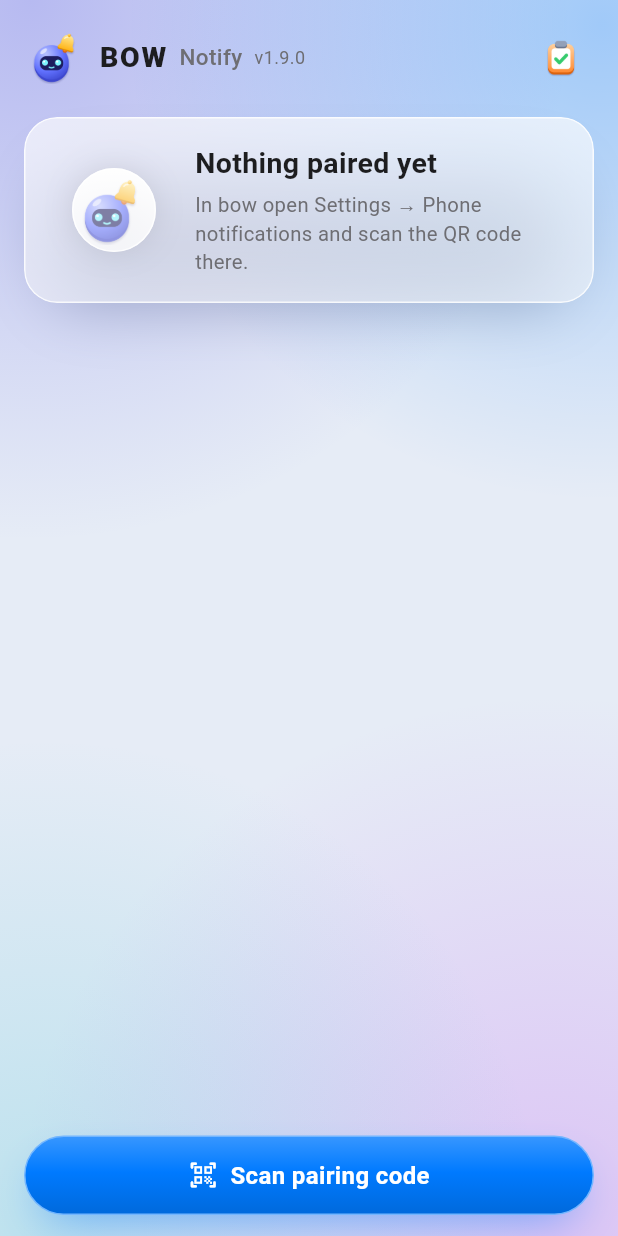
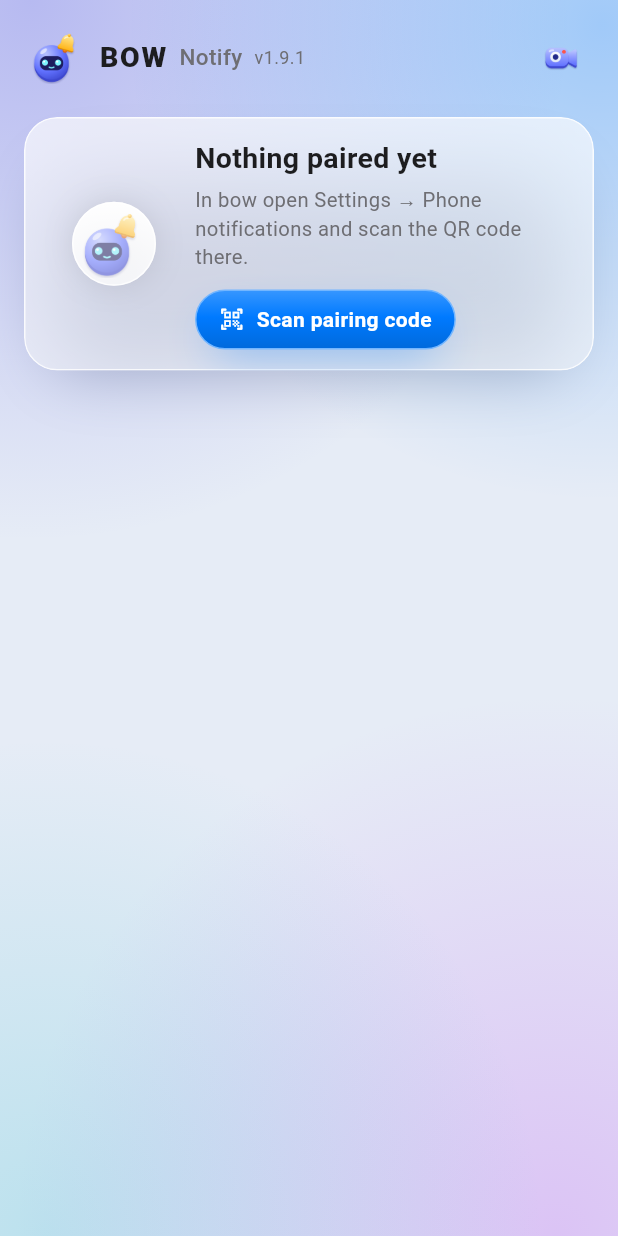
Before and after one commit to Bow-T/bow-agent-notify, a Flutter app: the screen it shows after launch, on a phone screen of 412 x 824 dp. Run offline on Flutter 3.47's test engine with Material 3 defaults, Android fonts, the phone set to English and light mode, and no system bars; our stand-ins replace firebase_core, firebase_messaging, flutter_local_notifications, flutter_markdown_plus, flutter_riverpod, local_auth and 1 more; missing offline and left inert: cryptography, home_widget, markdown, mobile_scanner; accounts and stored records are empty.

Commit message:
feat: nút quét mã thành icon nhỏ ở thanh trên, bỏ icon dán mã
- Thanh trên: bỏ icon "Dán mã ghép", thay bằng nút quét mã (icon máy quay 3D có sẵn).
- Bỏ thanh nút "Quét mã ghép" to ở đáy màn chính — ghép máy là việc làm một lần, không cần chiếm cả thanh đáy.
- Chưa ghép máy nào thì thẻ đầu màn hình có nút "Quét mã ghép" (người mới không phải đoán icon nhỏ ở góc);
  ghép xong nút tự biến mất.
- Dán mã bằng tay dời vào màn quét (nút "Dán mã ghép") — vẫn cần khi mở web bow trên chính điện thoại này.
  Hộp dán đang mở thì camera thấy mã cũng không đóng nhầm hộp.
- Gỡ hình clipboard không còn dùng. Bản 1.9.1.

```diff
--- a/lib/src/constants/version.dart
+++ b/lib/src/constants/version.dart
@@ -1,4 +1,4 @@
 /// Phiên bản app hiện ở đầu màn hình — để biết máy đang cài bản nào khi đối chiếu với bản trên Releases.
 /// Phải khớp `version` trong pubspec.yaml (phần trước dấu +): `test/version_test.dart` đỏ khi lệch, nên đổi một bên là
 /// phải đổi bên kia. Hằng số chứ không đọc từ hệ điều hành lúc chạy để khỏi thêm một gói chỉ cho một dòng chữ.
-const appVersion = '1.9.0';
+const appVersion = '1.9.1';
--- a/lib/src/pages/home/home_page.dart
+++ b/lib/src/pages/home/home_page.dart
@@ -80,36 +80,9 @@
             'Đưa camera vào mã QR ở web bow: Cài đặt → Thông báo điện thoại.',
             'Point at the QR code in bow: Settings → Phone notifications.',
           ),
+          pasteLabel: t('Dán mã ghép', 'Paste pairing code'),
         ),
       ),
-    );
-    await _pair(raw);
-  }
-
-  /// Nhập mã ghép bằng tay (web bow → "Chép mã"): dùng khi không quét được, vd mở web bow trên chính điện thoại này.
-  /// Ô nhập thường chứ không tự đọc clipboard — iOS hỏi quyền mỗi lần app tự đọc.
-  Future<void> _enterCode() async {
-    final input = TextEditingController();
-    final raw = await showGlassDialog<String>(
-      context,
-      title: t('Dán mã ghép', 'Paste pairing code'),
-      content: TextField(
-        controller: input,
-        autofocus: true,
-        autocorrect: false,
-        enableSuggestions: false,
-        maxLines: 3,
-        style: const TextStyle(fontSize: 14),
-        decoration: const InputDecoration(hintText: 'bowpush://pair?…'),
-      ),
-      actions: (close) => [
-        GlassButton(label: t('Thôi', 'Cancel'), onPressed: () => close(null)),
-        GlassButton(
-          label: t('Ghép', 'Pair'),
-          kind: GlassButtonKind.primary,
-          onPressed: () => close(input.text),
-        ),
-      ],
     );
     await _pair(raw);
   }
@@ -168,28 +141,18 @@
         if (machine.tabs.isNotEmpty) machine,
     ];
     return BowScaffold(
+      // Ghép máy là việc làm MỘT lần ⇒ chỉ là một nút nhỏ ở thanh trên, không chiếm cả thanh đáy của màn hình.
       action: IconButton(
-        onPressed: state.busy ? null : _enterCode,
-        tooltip: t('Dán mã ghép', 'Paste pairing code'),
-        icon: const Icon3d('clipboard', size: 28),
-      ),
-      bottom: SizedBox(
-        width: double.infinity,
-        child: GlassButton(
-          label: state.busy
-              ? t('Đang ghép…', 'Pairing…')
-              : t('Quét mã ghép', 'Scan pairing code'),
-          // Icon phẳng màu trắng, không phải 3D: hình 3D có màu riêng nên chìm trên nền lam của nút (luật của bộ icon web).
-          icon: Icons.qr_code_scanner_rounded,
-          kind: GlassButtonKind.primary,
-          large: true,
-          onPressed: state.busy ? null : _scan,
-        ),
+        onPressed: state.busy ? null : _scan,
+        tooltip: t('Quét mã ghép', 'Scan pairing code'),
+        icon: const Icon3d('camera', size: 28),
       ),
       children: [
         StatusCard(
           machines: state.pairings.length,
           active: paired && !state.notifyDenied,
+          busy: state.busy,
+          onScan: _scan,
         ),
         if (state.notifyDenied) ...[
           const SizedBox(height: 12),
--- a/lib/src/pages/home/widgets/status_card.dart
+++ b/lib/src/pages/home/widgets/status_card.dart
@@ -1,6 +1,7 @@
 import 'package:flutter/material.dart';
 
 import '../../../components/glass.dart';
+import '../../../components/glass_button.dart';
 import '../../../components/icon3d.dart';
 import '../../../components/listening_mark.dart';
 import '../../../themes/bow_theme.dart';
@@ -8,13 +9,25 @@
 
 /// Tấm đầu màn hình: đang nghe mấy máy (logo có vòng sóng khi đang nghe), hoặc hướng dẫn ghép máy đầu tiên.
 class StatusCard extends StatelessWidget {
-  const StatusCard({super.key, required this.machines, required this.active});
+  const StatusCard({
+    super.key,
+    required this.machines,
+    required this.active,
+    required this.onScan,
+    this.busy = false,
+  });
 
   /// Số máy đã ghép.
   final int machines;
 
   /// Đang thật sự nghe được (có máy và quyền thông báo chưa bị tắt).
   final bool active;
+
+  /// Mở màn quét mã. Chỉ hiện thành nút khi CHƯA ghép máy nào — đã có máy thì nút quét nhỏ ở thanh trên là đủ.
+  final VoidCallback onScan;
+
+  /// Đang ghép một máy (khoá nút).
+  final bool busy;
 
   @override
   Widget build(BuildContext context) {
@@ -56,6 +69,18 @@
                         ),
                   style: TextStyle(color: c.muted, fontSize: 13.5, height: 1.4),
                 ),
+                if (!paired) ...[
+                  const SizedBox(height: 12),
+                  GlassButton(
+                    label: busy
+                        ? t('Đang ghép…', 'Pairing…')
+                        : t('Quét mã ghép', 'Scan pairing code'),
+                    // Icon phẳng màu trắng, không phải 3D: hình 3D có màu riêng nên chìm trên nền lam của nút.
+                    icon: Icons.qr_code_scanner_rounded,
+                    kind: GlassButtonKind.primary,
+                    onPressed: busy ? null : onScan,
+                  ),
+                ],
               ],
             ),
           ),
--- a/pubspec.yaml
+++ b/pubspec.yaml
@@ -16,7 +16,7 @@
 # https://developer.apple.com/library/archive/documentation/General/Reference/InfoPlistKeyReference/Articles/CoreFoundationKeys.html
 # In Windows, build-name is used as the major, minor, and patch parts
 # of the product and file versions while build-number is used as the build suffix.
-version: 1.9.0+13
+version: 1.9.1+14
 
 environment:
   sdk: ^3.11.1
```
Also changed, not shown: lib/src/pages/scan/scan_page.dart (+59 -3 lines), assets/icons/clipboard.png (deleted), tool/icons/clipboard.svg (deleted), 4 other files.
